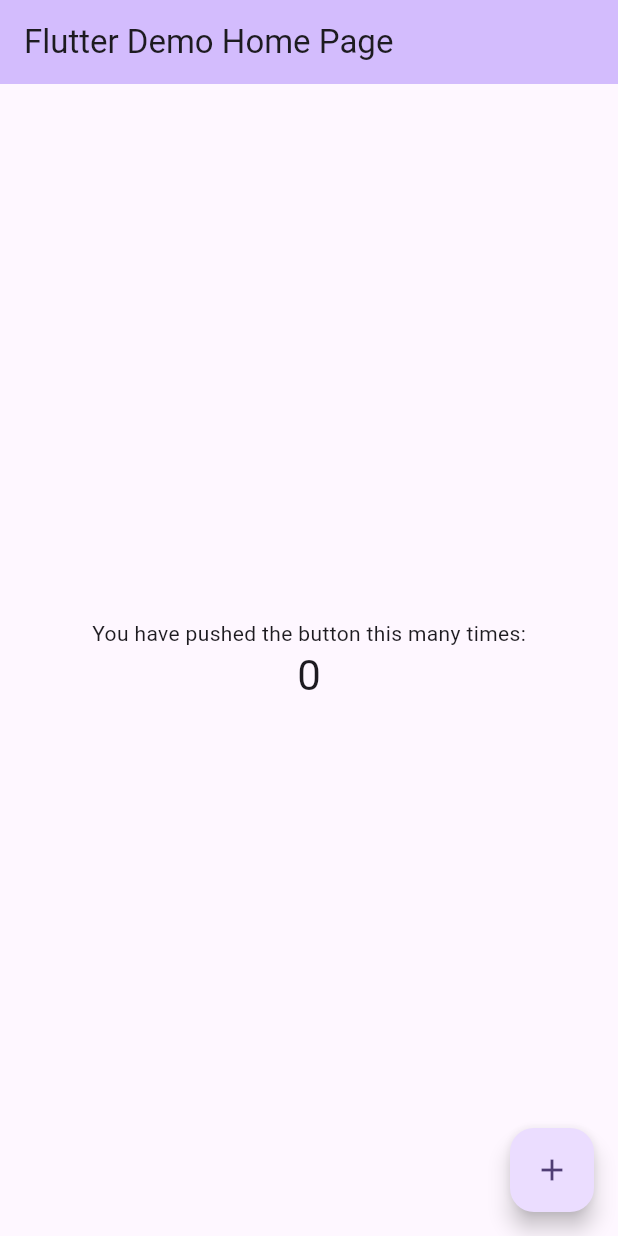
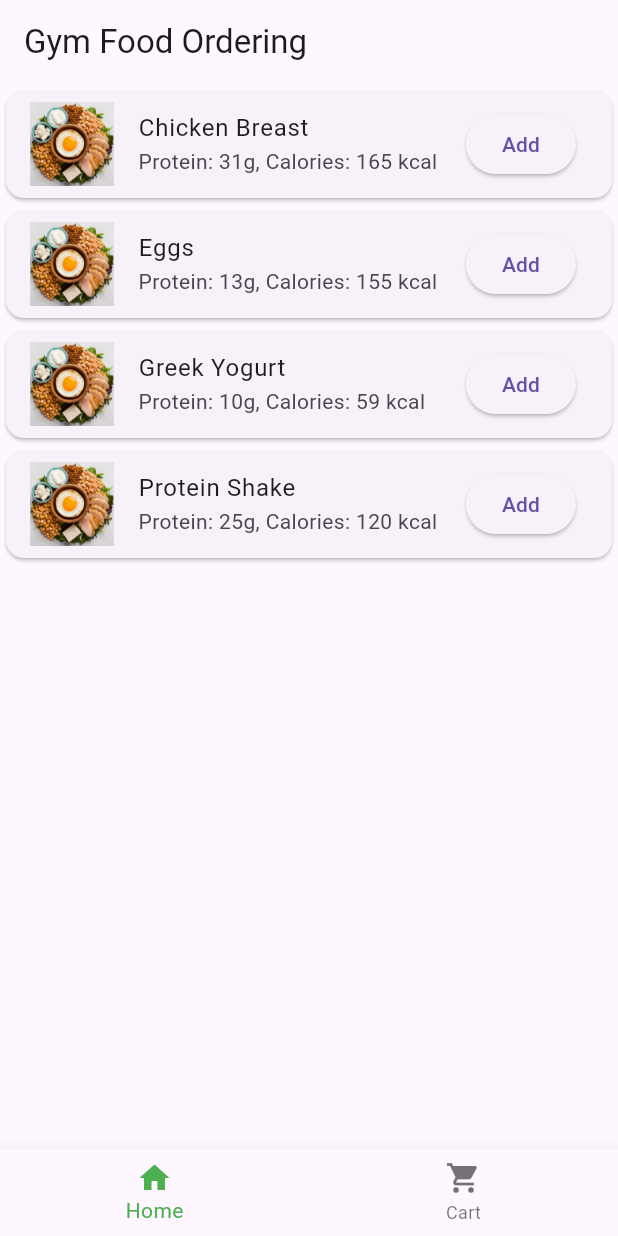
Before and after one commit to SureshS03/GYM_Food, a Flutter app: the screen it shows after launch, on a phone screen of 412 x 824 dp. Run offline on Flutter 3.47's test engine with Material 3 defaults, Android fonts, the phone set to English and light mode, and no system bars.

Commit message:
added UI

```diff
--- a/lib/main.dart
+++ b/lib/main.dart
@@ -1,4 +1,5 @@
 import 'package:flutter/material.dart';
+import 'package:gym_food/pages/homepage.dart';
 
 void main() {
   runApp(const MyApp());
@@ -11,115 +12,9 @@
   @override
   Widget build(BuildContext context) {
     return MaterialApp(
-      title: 'Flutter Demo',
-      theme: ThemeData(
-        // This is the theme of your application.
-        //
-        // TRY THIS: Try running your application with "flutter run". You'll see
-        // the application has a purple toolbar. Then, without quitting the app,
-        // try changing the seedColor in the colorScheme below to Colors.green
-        // and then invoke "hot reload" (save your changes or press the "hot
-        // reload" button in a Flutter-supported IDE, or press "r" if you used
-        // the command line to start the app).
-        //
-        // Notice that the counter didn't reset back to zero; the application
-        // state is not lost during the reload. To reset the state, use hot
-        // restart instead.
-        //
-        // This works for code too, not just values: Most code changes can be
-        // tested with just a hot reload.
-        colorScheme: ColorScheme.fromSeed(seedColor: Colors.deepPurple),
-        useMaterial3: true,
-      ),
-      home: const MyHomePage(title: 'Flutter Demo Home Page'),
+      debugShowMaterialGrid: false,
+      theme: ThemeData(primarySwatch: Colors.green),
+      home: GymFoodApp(),
     );
   }
 }
-
-class MyHomePage extends StatefulWidget {
-  const MyHomePage({super.key, required this.title});
-
-  // This widget is the home page of your application. It is stateful, meaning
-  // that it has a State object (defined below) that contains fields that affect
-  // how it looks.
-
-  // This class is the configuration for the state. It holds the values (in this
-  // case the title) provided by the parent (in this case the App widget) and
-  // used by the build method of the State. Fields in a Widget subclass are
-  // always marked "final".
-
-  final String title;
-
-  @override
-  State<MyHomePage> createState() => _MyHomePageState();
-}
-
-class _MyHomePageState extends State<MyHomePage> {
-  int _counter = 0;
-
-  void _incrementCounter() {
-    setState(() {
-      // This call to setState tells the Flutter framework that something has
-      // changed in this State, which causes it to rerun the build method below
-      // so that the display can reflect the updated values. If we changed
-      // _counter without calling setState(), then the build method would not be
-      // called again, and so nothing would appear to happen.
-      _counter++;
-    });
-  }
-
-  @override
-  Widget build(BuildContext context) {
-    // This method is rerun every time setState is called, for instance as done
-    // by the _incrementCounter method above.
-    //
-    // The Flutter framework has been optimized to make rerunning build methods
-    // fast, so that you can just rebuild anything that needs updating rather
-    // than having to individually change instances of widgets.
-    return Scaffold(
-      appBar: AppBar(
-        // TRY THIS: Try changing the color here to a specific color (to
-        // Colors.amber, perhaps?) and trigger a hot reload to see the AppBar
-        // change color while the other colors stay the same.
-        backgroundColor: Theme.of(context).colorScheme.inversePrimary,
-        // Here we take the value from the MyHomePage object that was created by
-        // the App.build method, and use it to set our appbar title.
-        title: Text(widget.title),
-      ),
-      body: Center(
-        // Center is a layout widget. It takes a single child and positions it
-        // in the middle of the parent.
-        child: Column(
-          // Column is also a layout widget. It takes a list of children and
-          // arranges them vertically. By default, it sizes itself to fit its
-          // children horizontally, and tries to be as tall as its parent.
-          //
-          // Column has various properties to control how it sizes itself and
-          // how it positions its children. Here we use mainAxisAlignment to
-          // center the children vertically; the main axis here is the vertical
-          // axis because Columns are vertical (the cross axis would be
-          // horizontal).
-          //
-          // TRY THIS: Invoke "debug painting" (choose the "Toggle Debug Paint"
-          // action in the IDE, or press "p" in the console), to see the
-          // wireframe for each widget.
-          mainAxisAlignment: MainAxisAlignment.center,
-          children: <Widget>[
-            const Text(
-              'You have pushed the button this many times:',
-            ),
-            Text(
-              '$_counter',
-              style: Theme.of(context).textTheme.headlineMedium,
-            ),
-          ],
-        ),
-      ),
-      floatingActionButton: FloatingActionButton(
-        onPressed: _incrementCounter,
-        tooltip: 'Increment',
-        child: const Icon(Icons.add),
-      ), // This trailing comma makes auto-formatting nicer for build methods.
-    );
-  }
-}
--- /dev/null
+++ b/lib/pages/homepage.dart
@@ -0,0 +1,144 @@
+import 'package:flutter/material.dart';
+
+class GymFoodApp extends StatelessWidget {
+  @override
+  Widget build(BuildContext context) {
+    return MaterialApp(
+      title: 'Gym Food Ordering',
+      theme: ThemeData(primarySwatch: Colors.green),
+      home: GymFoodHomePage(),
+    );
+  }
+}
+
+class GymFoodHomePage extends StatefulWidget {
+  @override
+  _GymFoodHomePageState createState() => _GymFoodHomePageState();
+}
+
+class _GymFoodHomePageState extends State<GymFoodHomePage> {
+  List<Map<String, dynamic>> products = [
+    {
+      'name': 'Chicken Breast',
+      'protein': 31,
+      'calories': 165,
+      'image': 'assets/food.png'
+    },
+    {
+      'name': 'Eggs',
+      'protein': 13,
+      'calories': 155,
+      'image': 'assets/food.png'
+    },
+    {
+      'name': 'Greek Yogurt',
+      'protein': 10,
+      'calories': 59,
+      'image': 'assets/food.png'
+    },
+    {
+      'name': 'Protein Shake',
+      'protein': 25,
+      'calories': 120,
+      'image': 'assets/food.png'
+    },
+  ];
+
+  List<Map<String, dynamic>> cart = [];
+  int _selectedIndex = 0;
+
+  void addToCart(Map<String, dynamic> product) {
+    setState(() {
+      cart.add(product);
+    });
+  }
+
+  void _onItemTapped(int index) {
+    setState(() {
+      _selectedIndex = index;
+    });
+  }
+
+  @override
+  Widget build(BuildContext context) {
+        List<Widget> pages = [
+      // Home Page
+      ListView.builder(
+              itemCount: products.length,
+              itemBuilder: (context, index) {
+                final product = products[index];
+                return Card(
+                  child: ListTile(
+                    leading: Image.asset(product['image']),
+                    title: Text(product['name']),
+                    subtitle: Text('Protein: ${product['protein']}g, Calories: ${product['calories']} kcal'),
+                    trailing: ElevatedButton(
+                      onPressed: () => addToCart(product),
+                      child: Text('Add'),
+                    ),
+                  ),
+                );
+              },
+            ),
+            Column(
+              children: [
+                Expanded(
+                  child: ListView.builder(
+                    itemCount: cart.length,
+                    itemBuilder: (context, index) {
+                      final product = cart[index];
+                      return Card(
+                        child: ListTile(
+                          leading: Image.asset(product['image']),
+                          title: Text(product['name']),
+                          subtitle: Text(
+                              'Protein: ${product['protein']}g, Calories: ${product['calories']} kcal'),
+                        ),
+                      );
+                    },
+                  ),
+                ),
+                Padding(
+                  padding: const EdgeInsets.all(16.0),
+                  child: Column(
+                    crossAxisAlignment: CrossAxisAlignment.stretch,
+                    children: [
+                      Text(
+                        'Total Protein: ${cart.fold<int>(0, (sum, item) => sum + item['protein'] as int)}g',
+                        style: TextStyle(
+                            fontSize: 18, fontWeight: FontWeight.bold),
+                      ),
+                      Text(
+                        'Total Calories: ${cart.fold<int>(0, (sum, item) => sum + item['calories'] as int)} kcal',
+                        style: TextStyle(
+                            fontSize: 18, fontWeight: FontWeight.bold),
+                      ),
+                    ],
+                  ),
+                ),
+              ],
+            ),
+    ];
+    return Scaffold(
+      appBar: AppBar(
+        title: Text('Gym Food Ordering'),
+      ),
+      body: pages[_selectedIndex],
+      bottomNavigationBar: BottomNavigationBar(
+        items: const <BottomNavigationBarItem>[
+          BottomNavigationBarItem(
+            icon: Icon(Icons.home),
+            label: 'Home',
+          ),
+          BottomNavigationBarItem(
+            icon: Icon(Icons.shopping_cart),
+            label: 'Cart',
+          ),
+        ],
+        currentIndex: _selectedIndex,
+        selectedItemColor: Colors.green,
+        onTap: _onItemTapped,
+      ),
+    );
+  }
+}
--- a/pubspec.yaml
+++ b/pubspec.yaml
@@ -59,9 +59,8 @@ flutter:
   uses-material-design: true
 
   # To add assets to your application, add an assets section, like this:
-  # assets:
-  #   - images/a_dot_burr.jpeg
-  #   - images/a_dot_ham.jpeg
+  assets:
+    - assets/food.png
 
   # An image asset can refer to one or more resolution-specific "variants", see
   # https://flutter.dev/to/resolution-aware-images
```
Also changed, not shown: assets/food.png (added).
